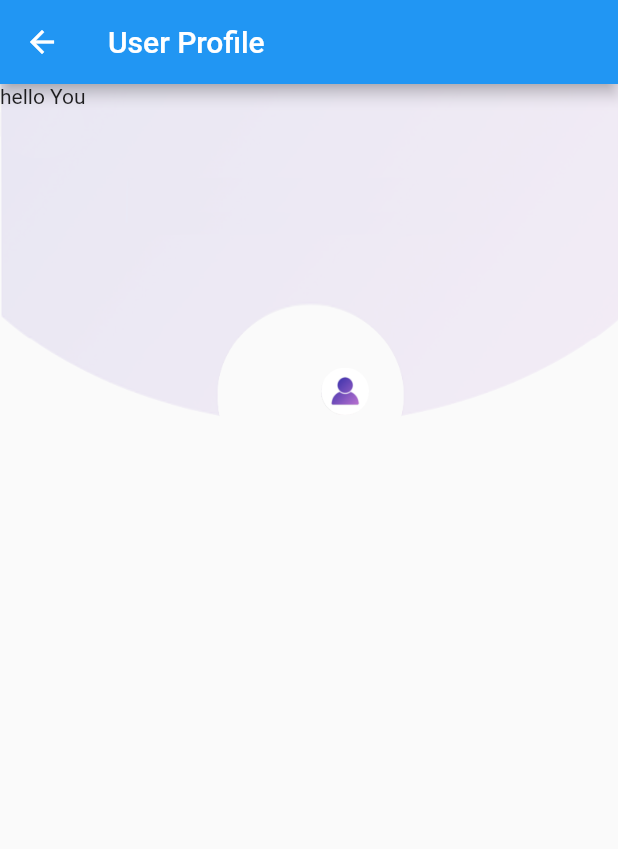
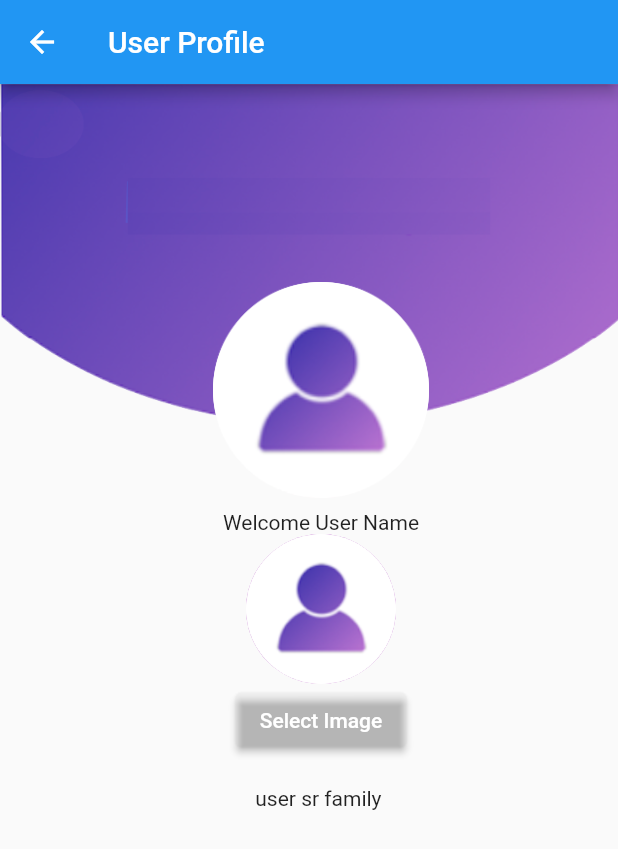
Before and after one commit to AREEJ-QURAAN/traininggroupproject, a Flutter app: the ProfileView screen opened by its route, on a phone screen of 412 x 824 dp. Shown: the top 849 px of the screen. Run offline on Flutter 3.47's test engine with Material 2 defaults, Android fonts, the light colour scheme and no system bars; our stand-ins replace image_picker.

Commit message:
step1-B add change profile fun

```diff
--- a/lib/views/profile_view.dart
+++ b/lib/views/profile_view.dart
@@ -1,20 +1,32 @@
-import 'dart:html';
-
 import 'package:flutter/material.dart';
-import 'package:flutter/src/widgets/framework.dart';
-import 'package:flutter/src/widgets/placeholder.dart';
-// import 'package:traininggroupproject/assets/images';
+import 'dart:io';
+import 'package:image_picker/image_picker.dart';
 
 class ProfileView extends StatefulWidget {
-  const ProfileView({super.key});
+  const ProfileView({Key? key}) : super(key: key);
 
   @override
   State<ProfileView> createState() => _ProfileViewState();
 }
 
 class _ProfileViewState extends State<ProfileView> {
+  File? _selectedImage;
+  Future<void> _pickImageFromGallery() async {
+    final pickedImage =
+        await ImagePicker().pickImage(source: ImageSource.gallery);
+    if (pickedImage != null) {
+      setState(() {
+        _selectedImage = File(pickedImage.path);
+      });
+    }
+  }
+
   @override
   Widget build(BuildContext context) {
+    final avatarWidth = MediaQuery.of(context).size.width *
+        (288.0 / 744) *
+        (744 * 0.5 / MediaQuery.of(context).size.width);
+
     return Scaffold(
       appBar: AppBar(
         title: const Text("User Profile"),
@@ -22,26 +34,49 @@ class _ProfileViewState extends State<ProfileView> {
       body: Stack(
         children: [
           Container(
-            // Background Image
             decoration: const BoxDecoration(
               image: DecorationImage(
                 image: AssetImage('images/topmask.png'),
-                opacity: 0.1,
-                alignment: Alignment(0.0, -1),
+                fit: BoxFit.fitWidth,
+                alignment: Alignment.topCenter,
               ),
             ),
           ),
-          //Text
-          const Text("hello You"),
-          //avatar Button
           Positioned(
-            top: MediaQuery.of(context).size.height * 0.25 - 25,
-            left: MediaQuery.of(context).size.width * 0.5,
-            child: IconButton(
-              icon: Image.asset('images/avatar.png'),
-              onPressed: () {
-                print("Hello");
-              },
+            left: MediaQuery.of(context).size.width * 0.5 - avatarWidth * 0.5,
+            top: avatarWidth - 20,
+            child: Column(
+              children: [
+                IconButton(
+                  iconSize: avatarWidth,
+                  icon: _selectedImage != null
+                      ? Image.file(_selectedImage!)
+                      : Image.asset('images/avatar.png'),
+                  onPressed: _pickImageFromGallery,
+                ),
+                //----------
+                const Text('Welcome User Name'),
+                _selectedImage != null
+                    ? CircleAvatar(
+                        radius: avatarWidth * 0.5,
+                        backgroundImage: FileImage(_selectedImage!),
+                      )
+                    : CircleAvatar(
+                        backgroundColor: Colors.purple,
+                        radius: 100 * 0.50,
+                        child: Image.asset('images/avatar.png'),
+                      ),
+                const SizedBox(height: 0), //just space between items
+                ElevatedButton(
+                  onPressed: _pickImageFromGallery,
+                  style: ElevatedButton.styleFrom(
+                    backgroundColor: Color.fromARGB(0, 45, 12, 88),
+                  ),
+                  child: const Text('Select Image'),
+                ),
+                const SizedBox(height: 20), //just space between items
+                const Text("user sr family "),
+              ],
             ),
           ),
         ],
--- a/pubspec.yaml
+++ b/pubspec.yaml
@@ -30,7 +30,7 @@ environment:
 dependencies:
   flutter:
     sdk: flutter
-
+  image_picker: ^0.8.4+4
 
   # The following adds the Cupertino Icons font to your application.
   # Use with the CupertinoIcons class for iOS style icons.
```
Also changed, not shown: images/avatar.png, pubspec.lock, 14 other files.
